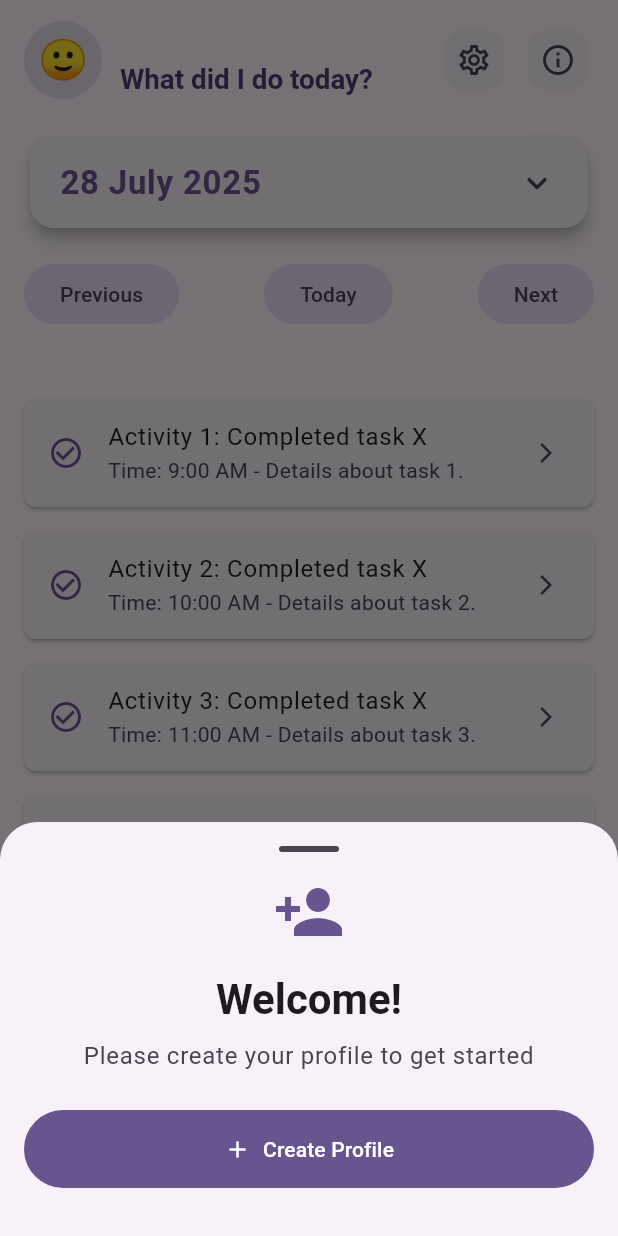
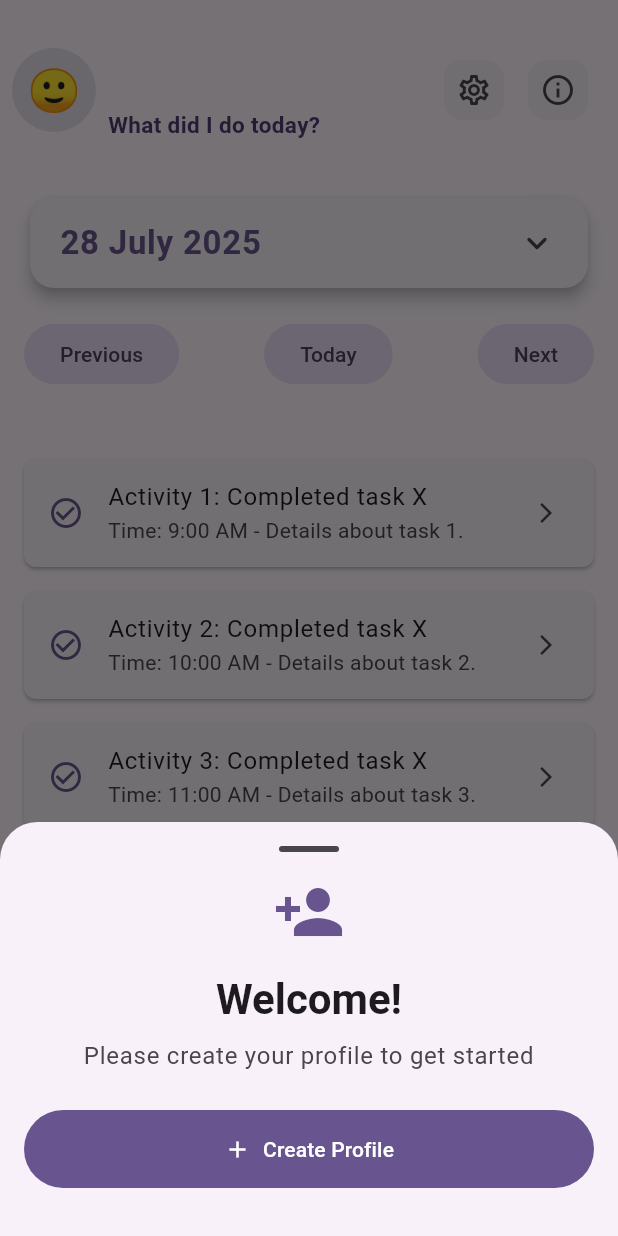
Before and after one commit to HATIMC/what-did-i-do-today, a Flutter app: the screen it shows after launch, on a phone screen of 412 x 824 dp. Run offline on Flutter 3.47's test engine with Material 3 defaults, Android fonts, the phone set to English and light mode, and no system bars; our stand-ins replace local_auth, shared_preferences, table_calendar.

Commit message:
updated appbar in home screen

```diff
--- a/lib/screen/home_screen.dart
+++ b/lib/screen/home_screen.dart
@@ -5,6 +5,7 @@ import 'package:hello_world/features/settings_bottom_sheet.dart'; // Updated imp
 import 'package:hello_world/features/about_bottom_sheet.dart'; // Updated import path
 import 'package:hello_world/features/add_activity_bottom_sheet.dart'; // New import for add activity bottom sheet
 import 'package:hello_world/features/add_profile_bottom_sheet.dart'; // Import add profile bottom sheet
+import 'package:hello_world/features/profile_selector_bottom_sheet.dart'; // Import profile selector bottom sheet
 import 'package:hello_world/service/profile_manager.dart';
 import 'package:hello_world/service/theme_manager.dart'; // Import theme manager
 import 'package:provider/provider.dart'; // Import provider
@@ -103,18 +104,20 @@ class _HomeScreenState extends State<HomeScreen>
   }
 
   // Show profile selector bottom sheet
-  Future<void> _showProfileSelectorBottomSheet() async {
+  Future<void> _showProfileSelectorBottomSheet({
+    bool dismissible = false,
+  }) async {
     await showModalBottomSheet(
       context: context,
       isScrollControlled: true,
-      isDismissible: false, // Force user to select a profile
-      enableDrag: false, // Prevent dismissing by dragging
+      isDismissible: dismissible, // Allow dismissal when called from emoji tap
+      enableDrag: dismissible, // Allow dragging when called from emoji tap
       shape: const RoundedRectangleBorder(
         borderRadius: BorderRadius.vertical(top: Radius.circular(25.0)),
       ),
       builder: (BuildContext context) {
         return PopScope(
-          canPop: false, // Prevent back button from dismissing
+          canPop: dismissible, // Allow back button when dismissible
           child: Padding(
             padding: const EdgeInsets.all(16),
             child: Column(
@@ -457,11 +460,26 @@ class _HomeScreenState extends State<HomeScreen>
       },
       child: Scaffold(
         appBar: AppBar(
-          toolbarHeight: 80.0,
-          titleSpacing: 16,
+          toolbarHeight: 120.0, // Increased height for 3-line layout
+          titleSpacing: 8,
           title: LayoutBuilder(
             builder: (context, constraints) {
-              final maxWidth = constraints.maxWidth;
+              // Calculate available space dynamically
+              final double avatarWidth = 56.0; // radius 28 * 2
+              final double actionsWidth = 100.0; // Reduced from 120.0
+              final double padding = 8.0; // Reduced from 24.0
+              final double availableTextWidth =
+                  constraints.maxWidth - avatarWidth - actionsWidth - padding;
+
+              // Dynamic spacing based on available width
+              final double spacing = availableTextWidth > 200 ? 12.0 : 8.0;
+
+              // Dynamic font size based on available width
+              final double baseFontSize = availableTextWidth > 250
+                  ? 18.0
+                  : availableTextWidth > 200
+                  ? 16.0
+                  : 15.0;
 
               return Row(
                 crossAxisAlignment: CrossAxisAlignment.center,
@@ -472,13 +490,13 @@ class _HomeScreenState extends State<HomeScreen>
                       // Show loading indicator if profiles haven't loaded yet
                       if (!profileManager.isLoaded) {
                         return CircleAvatar(
-                          radius: 26,
+                          radius: 28,
                           backgroundColor: Theme.of(
                             context,
                           ).colorScheme.surfaceVariant,
                           child: SizedBox(
-                            width: 20,
-                            height: 20,
+                            width: 22,
+                            height: 22,
                             child: CircularProgressIndicator(
                               strokeWidth: 2,
                               valueColor: AlwaysStoppedAnimation<Color>(
@@ -491,40 +509,43 @@ class _HomeScreenState extends State<HomeScreen>
 
                       final emoji =
                           profileManager.currentProfile?.profileImage ?? '🙂';
-                      return CircleAvatar(
-                        radius: 26,
+                      return GestureDetector(
+                        onTap: () {
+                          _showBottomSheet(
+                            context,
+                            const ProfileSelectorBottomSheet(),
+                          );
+                        },
+                        child: CircleAvatar(
+                          radius: 28,
                           backgroundColor: Theme.of(
                             context,
                           ).colorScheme.surfaceVariant,
                           child: Text(
                             emoji,
-                          style: const TextStyle(fontSize: 26),
+                            style: const TextStyle(fontSize: 28),
+                          ),
                         ),
                       );
                     },
                   ),
-                  const SizedBox(width: 12),
+                  SizedBox(width: spacing),
 
-                  // Text Column
+                  // Text Column with 3 lines - using all remaining space
                   Expanded(
                     child: Consumer<ProfileManager>(
                       builder: (context, profileManager, child) {
-                        // Show loading text if profiles haven't loaded yet
                         if (!profileManager.isLoaded) {
                           return Column(
                             crossAxisAlignment: CrossAxisAlignment.start,
-                            mainAxisSize: MainAxisSize.min,
+                            mainAxisAlignment: MainAxisAlignment.center,
                             children: [
-                              SizedBox(
-                                width: maxWidth * 0.7,
-                                child: Text(
+                              Text(
                                 'Loading...',
-                                  style: Theme.of(context).textTheme.bodyLarge
+                                style: Theme.of(context).textTheme.bodyMedium
                                     ?.copyWith(
-                                        fontWeight: FontWeight.w600,
-                                        fontSize:
-                                            MediaQuery.of(context).size.width *
-                                            0.035,
+                                      fontWeight: FontWeight.w500,
+                                      fontSize: baseFontSize,
                                       color: Theme.of(
                                         context,
                                       ).colorScheme.onPrimaryContainer,
@@ -532,20 +553,28 @@ class _HomeScreenState extends State<HomeScreen>
                                 maxLines: 1,
                                 overflow: TextOverflow.ellipsis,
                               ),
+                              const SizedBox(height: 2),
+                              Text(
+                                'Please wait...',
+                                style: Theme.of(context).textTheme.bodyMedium
+                                    ?.copyWith(
+                                      fontWeight: FontWeight.w400,
+                                      fontSize: baseFontSize,
+                                      color: Theme.of(context)
+                                          .colorScheme
+                                          .onPrimaryContainer
+                                          .withOpacity(0.8),
                                     ),
-                              const SizedBox(height: 4),
-                              SizedBox(
-                                width: maxWidth * 0.7,
-                                child: Text(
-                                  'Please wait...',
-                                  style: Theme.of(context)
-                                      .textTheme
-                                      .headlineSmall
+                                maxLines: 1,
+                                overflow: TextOverflow.ellipsis,
+                              ),
+                              const SizedBox(height: 2),
+                              Text(
+                                'Setting up...',
+                                style: Theme.of(context).textTheme.bodyMedium
                                     ?.copyWith(
                                       fontWeight: FontWeight.bold,
-                                        fontSize:
-                                            MediaQuery.of(context).size.width *
-                                            0.045,
+                                      fontSize: baseFontSize,
                                       color: Theme.of(
                                         context,
                                       ).colorScheme.onPrimaryContainer,
@@ -553,27 +582,42 @@ class _HomeScreenState extends State<HomeScreen>
                                 maxLines: 1,
                                 overflow: TextOverflow.ellipsis,
                               ),
-                              ),
                             ],
                           );
                         }
 
-                        // Normal content when loaded
+                        // Extract greeting and name from animated text
+                        final String greeting = _getGreeting();
+
+                        // Parse the animated text to show appropriate parts
+                        String greetingText = '';
+                        String nameText = '';
+
+                        if (_animatedText.isNotEmpty) {
+                          if (_animatedText.length <= greeting.length) {
+                            greetingText = _animatedText;
+                          } else {
+                            greetingText = greeting;
+                            final remainingText = _animatedText
+                                .substring(greeting.length)
+                                .trim();
+                            if (remainingText.startsWith('I am ')) {
+                              nameText = remainingText;
+                            }
+                          }
+                        }
+
                         return Column(
                           crossAxisAlignment: CrossAxisAlignment.start,
-                          mainAxisSize: MainAxisSize.min,
+                          mainAxisAlignment: MainAxisAlignment.center,
                           children: [
-                            // First text (greeting) - smaller
-                            SizedBox(
-                              width: maxWidth * 0.7,
-                              child: Text(
-                                '$_animatedText${_showCursor && _isAnimating ? "|" : ""}',
-                                style: Theme.of(context).textTheme.bodyLarge
+                            // Line 1: Greeting (animated)
+                            Text(
+                              '$greetingText${_showCursor && _isAnimating && greetingText.length < greeting.length ? "|" : ""}',
+                              style: Theme.of(context).textTheme.bodyMedium
                                   ?.copyWith(
-                                      fontWeight: FontWeight.w600,
-                                      fontSize:
-                                          MediaQuery.of(context).size.width *
-                                          0.035,
+                                    fontWeight: FontWeight.w500,
+                                    fontSize: baseFontSize,
                                     color: Theme.of(
                                       context,
                                     ).colorScheme.onPrimaryContainer,
@@ -581,26 +625,36 @@ class _HomeScreenState extends State<HomeScreen>
                               maxLines: 1,
                               overflow: TextOverflow.ellipsis,
                             ),
+                            const SizedBox(height: 2),
+                            // Line 2: "I am [name]" (animated after greeting)
+                            Text(
+                              '$nameText${_showCursor && _isAnimating && greetingText.length >= greeting.length ? "|" : ""}',
+                              style: Theme.of(context).textTheme.bodyMedium
+                                  ?.copyWith(
+                                    fontWeight: FontWeight.w400,
+                                    fontSize: baseFontSize,
+                                    color: Theme.of(context)
+                                        .colorScheme
+                                        .onPrimaryContainer
+                                        .withOpacity(0.8),
                                   ),
-                            const SizedBox(height: 4),
-                            // Second text (activity title) - larger
-                            SizedBox(
-                              width: maxWidth * 0.7,
-                              child: Text(
+                              maxLines: 1,
+                              overflow: TextOverflow.ellipsis,
+                            ),
+                            const SizedBox(height: 2),
+                            // Line 3: Activity title (static)
+                            Text(
                               activityTitle,
-                                style: Theme.of(context).textTheme.headlineSmall
+                              style: Theme.of(context).textTheme.bodyMedium
                                   ?.copyWith(
                                     fontWeight: FontWeight.bold,
-                                      fontSize:
-                                          MediaQuery.of(context).size.width *
-                                          0.045,
+                                    fontSize: baseFontSize,
                                     color: Theme.of(
                                       context,
                                     ).colorScheme.onPrimaryContainer,
                                   ),
                               maxLines: 1,
                               overflow: TextOverflow.ellipsis,
-                              ),
                             ),
                           ],
                         );
```
Lines whose indentation alone changed are shown as unchanged.
